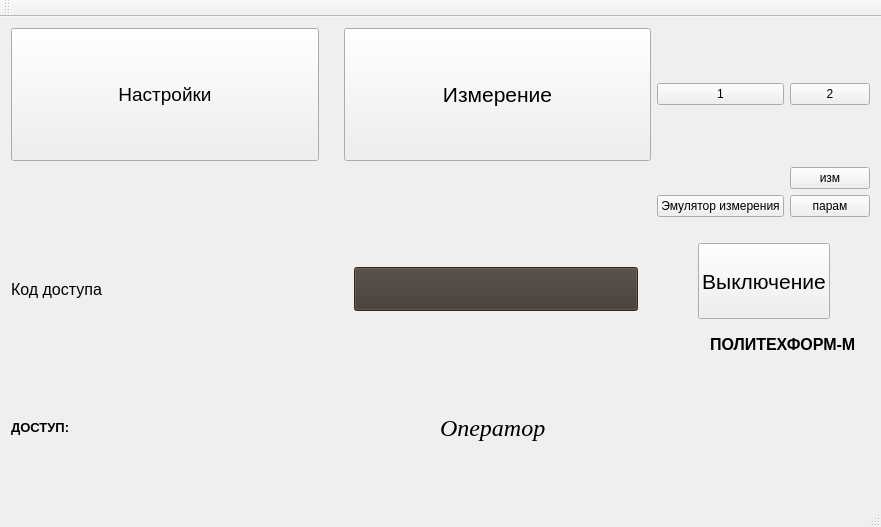
Ivansquark/DKS201, file mainwindow.ui: the form before one commit.
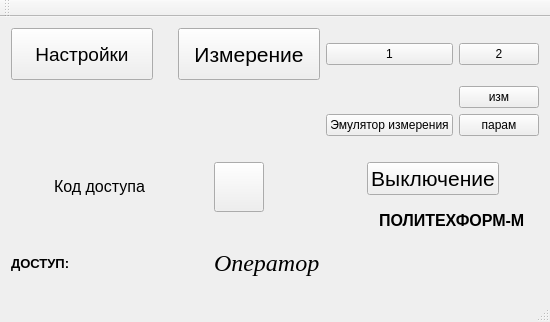
The form after the commit. Icons and pictures are not drawn.

Commit message: new but and background

```diff
--- a/mainwindow.ui
+++ b/mainwindow.ui
@@ -6,8 +6,8 @@
    <rect>
     <x>0</x>
     <y>0</y>
-    <width>881</width>
-    <height>527</height>
+    <width>550</width>
+    <height>322</height>
    </rect>
   </property>
   <property name="windowTitle">
@@ -100,7 +100,7 @@
       <item>
        <widget class="QLabel" name="label_2">
         <property name="sizePolicy">
-         <sizepolicy hsizetype="Expanding" vsizetype="Expanding">
+         <sizepolicy hsizetype="Fixed" vsizetype="Fixed">
           <horstretch>0</horstretch>
           <verstretch>0</verstretch>
          </sizepolicy>
@@ -151,15 +151,23 @@
           <item>
            <widget class="QPushButton" name="pushButton">
             <property name="sizePolicy">
-             <sizepolicy hsizetype="Expanding" vsizetype="Expanding">
+             <sizepolicy hsizetype="Fixed" vsizetype="Fixed">
               <horstretch>0</horstretch>
               <verstretch>0</verstretch>
              </sizepolicy>
             </property>
-            <property name="styleSheet">
-             <string notr="true">background-color: rgb(63, 55, 49);
-gridline-color: rgb(226, 226, 226);
-selection-color: qlineargradient(spread:pad, x1:0, y1:0, x2:1, y2:0, stop:0 rgba(0, 0, 0, 255), stop:1 rgba(255, 255, 255, 255));</string>
+            <property name="minimumSize">
+             <size>
+              <width>50</width>
+              <height>50</height>
+             </size>
+            </property>
+            <property name="palette">
+             <palette>
+              <active/>
+              <inactive/>
+              <disabled/>
+             </palette>
             </property>
             <property name="text">
              <string/>
@@ -227,22 +235,6 @@
             </property>
            </spacer>
           </item>
-          <item row="2" column="1">
-           <spacer name="verticalSpacer">
-            <property name="orientation">
-             <enum>Qt::Vertical</enum>
-            </property>
-            <property name="sizeType">
-             <enum>QSizePolicy::Fixed</enum>
-            </property>
-            <property name="sizeHint" stdset="0">
-             <size>
-              <width>20</width>
-              <height>10</height>
-             </size>
-            </property>
-           </spacer>
-          </item>
           <item row="1" column="0">
            <spacer name="horizontalSpacer_5">
             <property name="orientation">
@@ -256,7 +248,20 @@
             </property>
            </spacer>
           </item>
-          <item row="1" column="1">
+          <item row="1" column="2">
+           <spacer name="horizontalSpacer_6">
+            <property name="orientation">
+             <enum>Qt::Horizontal</enum>
+            </property>
+            <property name="sizeHint" stdset="0">
+             <size>
+              <width>40</width>
+              <height>20</height>
+             </size>
+            </property>
+           </spacer>
+          </item>
+          <item row="1" column="1" rowspan="2">
            <widget class="QPushButton" name="Exit">
             <property name="sizePolicy">
              <sizepolicy hsizetype="Expanding" vsizetype="Expanding">
@@ -291,6 +296,22 @@
         </item>
        </layout>
       </item>
+      <item>
+       <spacer name="verticalSpacer">
+        <property name="orientation">
+         <enum>Qt::Vertical</enum>
+        </property>
+        <property name="sizeType">
+         <enum>QSizePolicy::Fixed</enum>
+        </property>
+        <property name="sizeHint" stdset="0">
+         <size>
+          <width>20</width>
+          <height>10</height>
+         </size>
+        </property>
+       </spacer>
+      </item>
       <item>
        <layout class="QHBoxLayout" name="horizontalLayout_6">
         <item>
```
Left out of the diff: 19 changed lines with no effect on the pictures. The commit also changes 4 other files.
